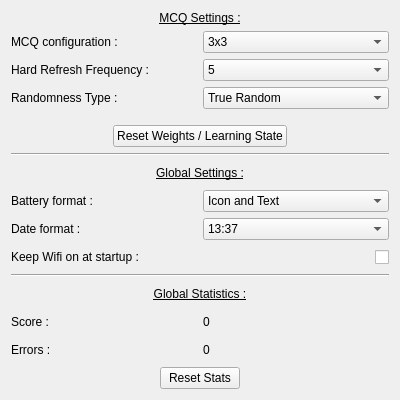
Aryetis/Obenkyobo, file Src/appsettings.ui: the form before one commit.
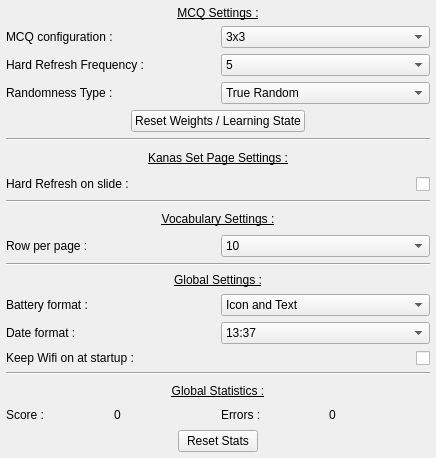
The form after the commit.

Commit message: adding more test cases for UI, trimmed titles of displayed vocab files, added AppSettings related to HardRefresh on KanaSetPage and rowPerPage of Vocab display pages (none linked yet)

```diff
--- a/Src/appsettings.ui
+++ b/Src/appsettings.ui
@@ -6,14 +6,29 @@
    <rect>
     <x>0</x>
     <y>0</y>
-    <width>400</width>
-    <height>400</height>
+    <width>436</width>
+    <height>458</height>
    </rect>
   </property>
   <property name="windowTitle">
    <string>Form</string>
   </property>
-  <layout class="QVBoxLayout" name="verticalLayout" stretch="5,0,4,0,4">
+  <layout class="QVBoxLayout" name="verticalLayout" stretch="5,0,2,0,2,0,4,0,3">
+   <property name="spacing">
+    <number>6</number>
+   </property>
+   <property name="leftMargin">
+    <number>6</number>
+   </property>
+   <property name="topMargin">
+    <number>6</number>
+   </property>
+   <property name="rightMargin">
+    <number>6</number>
+   </property>
+   <property name="bottomMargin">
+    <number>6</number>
+   </property>
    <item>
     <layout class="QVBoxLayout" name="QcmSettings">
      <property name="topMargin">
@@ -213,10 +228,10 @@
      <item>
       <layout class="QHBoxLayout" name="ResetWeights">
        <property name="topMargin">
-        <number>10</number>
+        <number>0</number>
        </property>
        <item>
-        <spacer name="horizontalSpacer_3">
+        <spacer name="horizontalSpacer_2">
          <property name="orientation">
           <enum>Qt::Horizontal</enum>
          </property>
@@ -242,7 +257,7 @@
         </widget>
        </item>
        <item>
-        <spacer name="horizontalSpacer_2">
+        <spacer name="horizontalSpacer">
          <property name="orientation">
           <enum>Qt::Horizontal</enum>
          </property>
@@ -259,7 +274,152 @@
     </layout>
    </item>
    <item>
-    <widget class="Line" name="QcmSettingLine">
+    <widget class="Line" name="KanaLine">
+     <property name="orientation">
+      <enum>Qt::Horizontal</enum>
+     </property>
+    </widget>
+   </item>
+   <item>
+    <layout class="QVBoxLayout" name="KanaSetPageSettings">
+     <property name="topMargin">
+      <number>0</number>
+     </property>
+     <item>
+      <widget class="QLabel" name="label">
+       <property name="font">
+        <font>
+         <underline>true</underline>
+        </font>
+       </property>
+       <property name="text">
+        <string>Kanas Set Page Settings :</string>
+       </property>
+       <property name="alignment">
+        <set>Qt::AlignCenter</set>
+       </property>
+      </widget>
+     </item>
+     <item>
+      <layout class="QHBoxLayout" name="KanaSetPageSettingsLayout">
+       <property name="topMargin">
+        <number>0</number>
+       </property>
+       <item>
+        <widget class="QLabel" name="KanaHardRefreshLabel">
+         <property name="text">
+          <string>Hard Refresh on slide :</string>
+         </property>
+        </widget>
+       </item>
+       <item>
+        <widget class="QCheckBox" name="KanaHardRefreshCheckBox">
+         <property name="sizePolicy">
+          <sizepolicy hsizetype="Preferred" vsizetype="Preferred">
+           <horstretch>0</horstretch>
+           <verstretch>0</verstretch>
+          </sizepolicy>
+         </property>
+         <property name="layoutDirection">
+          <enum>Qt::RightToLeft</enum>
+         </property>
+         <property name="text">
+          <string/>
+         </property>
+        </widget>
+       </item>
+      </layout>
+     </item>
+    </layout>
+   </item>
+   <item>
+    <widget class="Line" name="VocabLine">
+     <property name="orientation">
+      <enum>Qt::Horizontal</enum>
+     </property>
+    </widget>
+   </item>
+   <item>
+    <layout class="QVBoxLayout" name="VocabSettings">
+     <property name="topMargin">
+      <number>0</number>
+     </property>
+     <item>
+      <widget class="QLabel" name="VocabSettingsLabel">
+       <property name="font">
+        <font>
+         <underline>true</underline>
+        </font>
+       </property>
+       <property name="text">
+        <string>Vocabulary Settings :</string>
+       </property>
+       <property name="alignment">
+        <set>Qt::AlignCenter</set>
+       </property>
+      </widget>
+     </item>
+     <item>
+      <layout class="QHBoxLayout" name="RowPerPageLayout">
+       <property name="topMargin">
+        <number>0</number>
+       </property>
+       <item>
+        <widget class="QLabel" name="RowPerPageLabel">
+         <property name="text">
+          <string>Row per page :</string>
+         </property>
+        </widget>
+       </item>
+       <item>
+        <widget class="QComboBox" name="RowPerPageComboBox">
+         <property name="sizePolicy">
+          <sizepolicy hsizetype="Preferred" vsizetype="Preferred">
+           <horstretch>0</horstretch>
+           <verstretch>0</verstretch>
+          </sizepolicy>
+         </property>
+         <property name="currentIndex">
+          <number>1</number>
+         </property>
+         <item>
+          <property name="text">
+           <string>5</string>
+          </property>
+         </item>
+         <item>
+          <property name="text">
+           <string>10</string>
+          </property>
+         </item>
+         <item>
+          <property name="text">
+           <string>15</string>
+          </property>
+         </item>
+         <item>
+          <property name="text">
+           <string>20</string>
+          </property>
+         </item>
+         <item>
+          <property name="text">
+           <string>25</string>
+          </property>
+         </item>
+         <item>
+          <property name="text">
+           <string>30</string>
+          </property>
+         </item>
+        </widget>
+       </item>
+      </layout>
+     </item>
+    </layout>
+   </item>
+   <item>
+    <widget class="Line" name="GlobalSettingsLine">
      <property name="orientation">
       <enum>Qt::Horizontal</enum>
      </property>
@@ -448,10 +608,6 @@
          </property>
         </widget>
        </item>
-      </layout>
-     </item>
-     <item>
-      <layout class="QHBoxLayout" name="ErrorsLayout">
        <item>
         <widget class="QLabel" name="ErrorCounterLabel">
          <property name="text">
```
Left out of the diff: 4 changed lines with no effect on the pictures. The commit also changes 4 other files.
